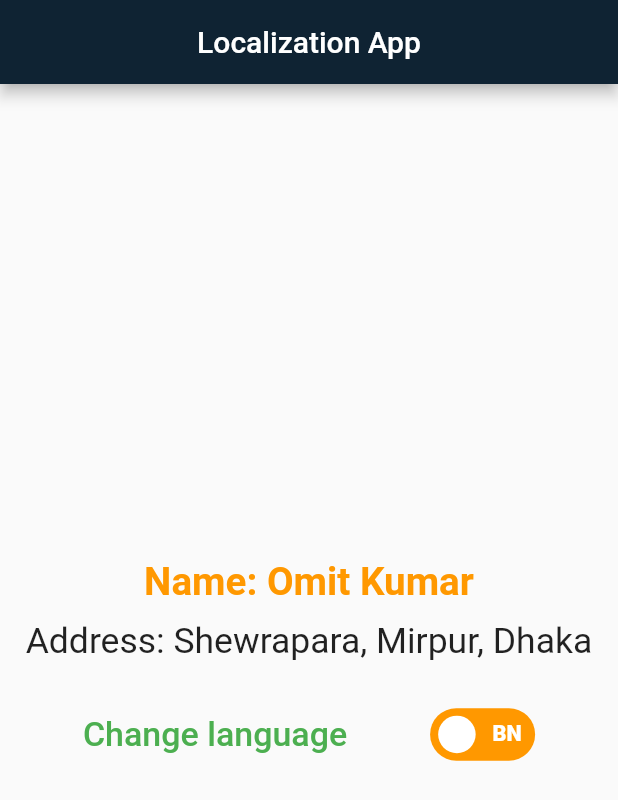
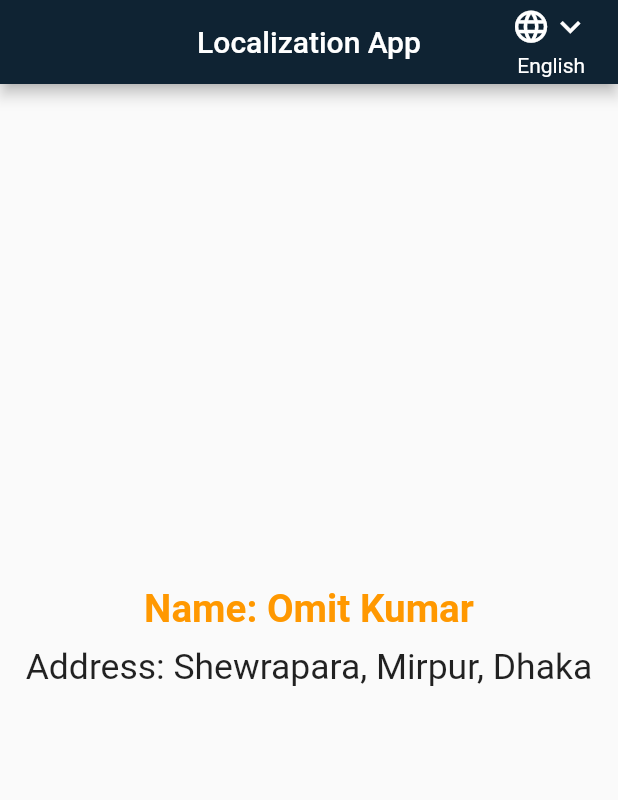
Before and after one commit to omitkumar86/flutter_localization_using_getx, a Flutter app: the screen it shows after launch, on a phone screen of 412 x 824 dp. Shown: the top 800 px of the screen. Run offline on Flutter 3.47's test engine with Material 2 defaults, Android fonts, the light colour scheme and no system bars; drawn by our look-alikes of flutter_switch; our stand-ins replace flutter_screenutil, get, get_it, get_storage, shared_preferences.

Commit message:
Added -- english.dart, bangla.dart, hindi.dart, app_translations.dart, language_menu_button.dart, storage_service.dart and Updated -- locale_controller.dart, home_page.dart, main.dart

```diff
--- a/lib/controller/locale_controller.dart
+++ b/lib/controller/locale_controller.dart
@@ -1,31 +1,36 @@
 import 'package:flutter/material.dart';
+import 'package:flutter_localization_using_getx/localization/storage_service.dart';
 import 'package:get/get_state_manager/get_state_manager.dart';
-import 'package:shared_preferences/shared_preferences.dart';
 import 'package:get/get.dart';
 
 class LocaleController extends GetxController {
-  Locale? _locale;
-  SharedPreferences? _prefs;
+  final storage = Get.find<StorageService>();
+  final RxString local = Get.locale.toString().obs;
 
-  LocaleProvider() {
-    _locale = Locale('en'); // Set the default language
-    _initPreferences();
-  }
+  final Map<String, dynamic> optionsLocales = {
+    'en_US': {
+      'languageCode': 'en',
+      'countryCode': 'US',
+      'description': 'English',
+    },
+    'bn_BD': {
+      'languageCode': 'bn',
+      'countryCode': 'BD',
+      'description': 'Bengali',
+    },
+    'hi_IN': {
+      'languageCode': 'hi',
+      'countryCode': 'IN',
+      'description': 'Hindi',
+    },
+  };
 
-  Locale? get locale => _locale;
-
-  void _initPreferences() async {
-    _prefs = await SharedPreferences.getInstance();
-    final languageCode = _prefs?.getString('languageCode');
-    if (languageCode != null) {
-      _locale = Locale(languageCode);
-      update();
-    }
-  }
-
-  Future<void> setLanguage(String languageCode) async {
-    _locale = Locale(languageCode);
-    await _prefs?.setString('languageCode', languageCode);
-    update();
+  void updateLocale(String key) {
+    final String languageCode = optionsLocales[key]['languageCode'];
+    final String countryCode = optionsLocales[key]['countryCode'];
+    Get.updateLocale(Locale(languageCode, countryCode));
+    local.value = Get.locale.toString();
+    storage.write("languageCode", languageCode);
+    storage.write("countryCode", countryCode);
   }
 }
--- a/lib/home_page.dart
+++ b/lib/home_page.dart
@@ -2,10 +2,8 @@ import 'package:flutter/material.dart';
 import 'package:flutter_localization_using_getx/controller/locale_controller.dart';
 import 'package:flutter_localization_using_getx/utils/app_color.dart';
 import 'package:flutter_screenutil/flutter_screenutil.dart';
-import 'package:flutter_switch/flutter_switch.dart';
 import 'package:get/get.dart';
-
-import 'localization/app_localization.dart';
+import 'localization/language_menu_button.dart';
 
 class HomePage extends StatelessWidget {
   static const String routeName = '/home_page';
@@ -22,14 +20,22 @@ class HomePage extends StatelessWidget {
             appBar: AppBar(
               centerTitle: true,
               backgroundColor: AppColor.appBarColor,
-              title: Text(AppLocalizations.of(context)!.title.toString()),
+              title: Text('app_title'.tr),
+              actions: [
+                Padding(
+                  padding: EdgeInsets.only(
+                    right: 16.w,
+                  ),
+                  child: LanguageMenuButton(),
+                ),
+              ],
             ),
             body: Center(
               child: Column(
                 mainAxisAlignment: MainAxisAlignment.center,
                 children: [
                   Text(
-                    AppLocalizations.of(context)!.greeting.toString(),
+                    'name'.tr,
                     style: TextStyle(
                         fontSize: 25.sp,
                         fontWeight: FontWeight.w600,
@@ -37,41 +43,46 @@ class HomePage extends StatelessWidget {
                   ),
                   SizedBox(height: 10.h),
                   Text(
-                    AppLocalizations.of(context)!.address.toString(),
+                    'address'.tr,
                     style: TextStyle(fontSize: 23.sp),
                   ),
                   SizedBox(height: 30.h),
-                  Row(
-                    mainAxisAlignment: MainAxisAlignment.spaceEvenly,
-                    children: [
-                      Text(
-                        AppLocalizations.of(context)!.switchButton.toString(),
-                        style: TextStyle(
-                            fontSize: 22.sp,
-                            color: AppColor.greenColor,
-                            fontWeight: FontWeight.w500),
-                      ),
-                      FlutterSwitch(
-                        activeText: "EN",
-                        inactiveText: "BN",
-                        activeTextColor: AppColor.primaryWhite,
-                        inactiveTextColor: AppColor.primaryWhite,
-                        activeColor: AppColor.primaryOrange,
-                        inactiveColor: AppColor.primaryOrange,
-                        valueFontSize: 14.0.sp,
-                        toggleSize: 25.0.sp,
-                        value: localeController.locale?.languageCode == 'bn',
-                        borderRadius: 40.0.r,
-                        padding: 5,
-                        showOnOff: true,
-                        onToggle: (value) {
-                          final newLocale =
-                              value ? const Locale('bn') : const Locale('en');
-                          localeController.setLanguage(newLocale.toString());
-                        },
-                      ),
-                    ],
-                  ),
+                  // Row(
+                  //   mainAxisAlignment: MainAxisAlignment.spaceEvenly,
+                  //   children: [
+                  //     Text(
+                  //       'switchButton'.tr,
+                  //       style: TextStyle(
+                  //           fontSize: 22.sp,
+                  //           color: AppColor.greenColor,
+                  //           fontWeight: FontWeight.w500),
+                  //     ),
+                  //
+                  //     // FlutterSwitch(
+                  //     //   activeText: "EN",
+                  //     //   inactiveText: "BN",
+                  //     //   activeTextColor: AppColor.primaryWhite,
+                  //     //   inactiveTextColor: AppColor.primaryWhite,
+                  //     //   activeColor: AppColor.primaryOrange,
+                  //     //   inactiveColor: AppColor.primaryOrange,
+                  //     //   valueFontSize: 14.0.sp,
+                  //     //   toggleSize: 25.0.sp,
+                  //     //   value: localeController.locale?.languageCode == 'bn',
+                  //     //   borderRadius: 40.0.r,
+                  //     //   padding: 5,
+                  //     //   showOnOff: true,
+                  //     //   onToggle: (value) {
+                  //     //     final newLocale =
+                  //     //         value ? const Locale('bn') : const Locale('en');
+                  //     //     localeController.setLanguage(newLocale.toString());
+                  //     //   },
+                  //     // ),
+                  //   ],
+                  // ),
+                  // SizedBox(
+                  //   height: 10.h,
+                  // ),
+                  // LanguageMenuButton(),
                 ],
               ),
             ),
--- a/lib/localization/app_localization.dart
+++ /dev/null
@@ -1,67 +0,0 @@
-import 'package:flutter/material.dart';
-import 'package:flutter/foundation.dart';
-import 'package:flutter/widgets.dart';
-
-class AppLocalizations {
-  final Locale locale;
-
-  AppLocalizations(this.locale);
-
-  static final Map<String, Map<String, String>> _localizedValues = {
-    'en': {
-      'title': 'Localization App',
-      'greeting': 'Name: Omit Kumar',
-      'switchButton': 'Change language',
-      'address': 'Address: Shewrapara, Mirpur, Dhaka',
-    },
-    'bn': {
-      'title': 'লোকালাইজেশন অ্যাপ',
-      'greeting': 'নাম: অমিত কুমার',
-      'switchButton': 'ভাষা পরিবর্তন করুন',
-      'address': 'ঠিকানা: শেওড়াপাড়া, মিরপুর, ঢাকা',
-    },
-  };
-
-  String? get title {
-    return _localizedValues[locale.languageCode]!['title'];
-  }
-
-  String? get greeting {
-    return _localizedValues[locale.languageCode]!['greeting'];
-  }
-
-  String? get switchButton {
-    return _localizedValues[locale.languageCode]!['switchButton'];
-  }
-
-  String? get address {
-    return _localizedValues[locale.languageCode]!['address'];
-  }
-
-  static AppLocalizations? of(BuildContext context) {
-    return Localizations.of<AppLocalizations>(context, AppLocalizations);
-  }
-
-  static const LocalizationsDelegate<AppLocalizations> delegate =
-      _AppLocalizationsDelegate();
-}
-
-class _AppLocalizationsDelegate
-    extends LocalizationsDelegate<AppLocalizations> {
-  const _AppLocalizationsDelegate();
-
-  @override
-  bool isSupported(Locale locale) {
-    return ['en', 'bn'].contains(locale.languageCode);
-  }
-
-  @override
-  Future<AppLocalizations> load(Locale locale) {
-    return SynchronousFuture<AppLocalizations>(AppLocalizations(locale));
-  }
-
-  @override
-  bool shouldReload(_AppLocalizationsDelegate old) {
-    return false;
-  }
-}
--- /dev/null
+++ b/lib/localization/app_translations.dart
@@ -0,0 +1,14 @@
+import 'package:flutter_localization_using_getx/localization/language/bangla.dart';
+import 'package:flutter_localization_using_getx/localization/language/english.dart';
+import 'package:flutter_localization_using_getx/localization/language/hindi.dart';
+import 'package:get/get.dart';
+
+class AppTranslations extends Translations {
+  @override
+  // TODO: implement keys
+  Map<String, Map<String, String>> get keys => {
+        'en_US': english,
+        'bn_BD': bengali,
+        'hi_IN': hindi,
+      };
+}
--- /dev/null
+++ b/lib/localization/language/bangla.dart
@@ -0,0 +1,7 @@
+final Map<String, String> bengali = {
+  'lan_name': 'বাংলা',
+  'app_title': 'লোকালাইজেশন অ্যাপ',
+  'name': 'নাম: অমিত কুমার',
+  'switchButton': 'ভাষা পরিবর্তন করুন',
+  'address': 'ঠিকানা: শেওড়াপাড়া, মিরপুর, ঢাকা',
+};
--- /dev/null
+++ b/lib/localization/language/english.dart
@@ -0,0 +1,7 @@
+final Map<String, String> english = {
+  'lan_name' : 'English',
+  'app_title': 'Localization App',
+  'name': 'Name: Omit Kumar',
+  'switchButton': 'Change language',
+  'address': 'Address: Shewrapara, Mirpur, Dhaka',
+};
--- /dev/null
+++ b/lib/localization/language/hindi.dart
@@ -0,0 +1,7 @@
+final Map<String, String> hindi = {
+  'lan_name' : 'हिंदी',
+  'app_title': 'स्थानीयकरण ऐप',
+  'name': 'नाम : ओमित कुमार',
+  'switchButton': 'भाषा बदलें',
+  'address': 'पता: शेवरापारा, मीरपुर, ढाका',
+};
--- /dev/null
+++ b/lib/localization/language_menu_button.dart
@@ -0,0 +1,42 @@
+import 'package:flutter/material.dart';
+import 'package:flutter_localization_using_getx/controller/locale_controller.dart';
+import 'package:flutter_screenutil/flutter_screenutil.dart';
+import 'package:get/get.dart';
+
+class LanguageMenuButton extends GetView<LocaleController> {
+  LanguageMenuButton({super.key});
+
+  @override
+  Widget build(BuildContext context) {
+    return PopupMenuButton(
+      child: Column(
+        mainAxisAlignment: MainAxisAlignment.spaceEvenly,
+        children: [
+          Row(
+            children: [
+              Icon(
+                Icons.language_outlined,
+                size: 25.sp,
+              ),
+              Icon(
+                Icons.keyboard_arrow_down_outlined,
+                size: 26.sp,
+              ),
+            ],
+          ),
+          Text(
+            "lan_name".tr,
+          ),
+        ],
+      ),
+      offset: Offset(0, 30),
+      itemBuilder: (context) => controller.optionsLocales.entries.map((e) {
+        return PopupMenuItem(
+            value: e.key, child: Text("${e.value['description']}"));
+      }).toList(),
+      onSelected: (newValue) {
+        controller.updateLocale(newValue);
+      },
+    );
+  }
+}
--- /dev/null
+++ b/lib/localization/storage_service.dart
@@ -0,0 +1,18 @@
+import 'package:get/get.dart';
+import 'package:get_storage/get_storage.dart';
+
+class StorageService extends GetxService {
+  String? languageCode;
+  String? countryCode;
+
+  Future<StorageService> init() async {
+    await GetStorage.init();
+    languageCode = await GetStorage().read('languageCode');
+    countryCode = await GetStorage().read('countryCode');
+    return this;
+  }
+
+  void write(String key, String value) {
+    GetStorage().write(key, value);
+  }
+}
--- a/lib/main.dart
+++ b/lib/main.dart
@@ -1,17 +1,25 @@
 import 'package:flutter/material.dart';
-import 'package:flutter_localization_using_getx/controller/locale_controller.dart';
 import 'package:flutter_localization_using_getx/home_page.dart';
-import 'package:flutter_localizations/flutter_localizations.dart';
+import 'package:flutter_localization_using_getx/localization/storage_service.dart';
 import 'package:flutter_screenutil/flutter_screenutil.dart';
 import 'package:get/get.dart';
-import 'package:shared_preferences/shared_preferences.dart';
 import 'di_container.dart' as di;
-import 'localization/app_localization.dart';
+import 'localization/app_translations.dart';
+
+var storage;
 
 void main() async {
   WidgetsFlutterBinding.ensureInitialized();
   await di.init();
+  //init
+  await initialConfig();
+  //initalize
+  storage = Get.find<StorageService>();
   runApp(const MyApp());
+}
+
+initialConfig() async {
+  await Get.putAsync(() => StorageService().init());
 }
 
 class MyApp extends StatelessWidget {
@@ -25,38 +33,22 @@ class MyApp extends StatelessWidget {
         minTextAdapt: true,
         splitScreenMode: true,
         builder: (context, child) {
-          return FutureBuilder<SharedPreferences>(
-              future: SharedPreferences.getInstance(),
-              builder: (context, snapshot) {
-                return GetBuilder<LocaleController>(
-                    init: LocaleController(),
-                    builder: (localeController) {
           return GetMaterialApp(
             debugShowCheckedModeBanner: false,
             title: 'Flutter Demo',
             theme: ThemeData(
-                          colorScheme: ColorScheme.fromSeed(
-                              seedColor: Colors.deepPurple),
+              colorScheme: ColorScheme.fromSeed(seedColor: Colors.deepPurple),
             ),
-                        locale: localeController.locale,
-                        supportedLocales: const [
-                          Locale('en', 'US'),
-                          Locale('bn', 'BD'),
-                        ],
-                        localizationsDelegates: const [
-                          AppLocalizations.delegate,
-                          GlobalMaterialLocalizations.delegate,
-                          GlobalWidgetsLocalizations.delegate,
-                          GlobalCupertinoLocalizations.delegate,
-                        ],
+            translations: AppTranslations(),
+            locale: storage.languageCode != null
+                ? Locale(storage.languageCode!, storage.countryCode)
+                : Locale("en", "US"),
+            fallbackLocale: Locale('en', 'US'),
             initialRoute: HomePage.routeName,
             getPages: [
-                          GetPage(
-                              name: HomePage.routeName, page: () => HomePage()),
+              GetPage(name: HomePage.routeName, page: () => HomePage()),
             ],
           );
         });
-              });
-        });
   }
 }
--- a/pubspec.yaml
+++ b/pubspec.yaml
@@ -40,6 +40,7 @@ dependencies:
   flutter_switch: ^0.3.2
   flutter_screenutil: ^5.7.0
   get_it: ^7.6.0
+  get_storage: ^2.1.1
   flutter_localizations:
     sdk: flutter
 
```
Also changed, not shown: pubspec.lock, 2 other files. Lines whose indentation alone changed are shown as unchanged.
